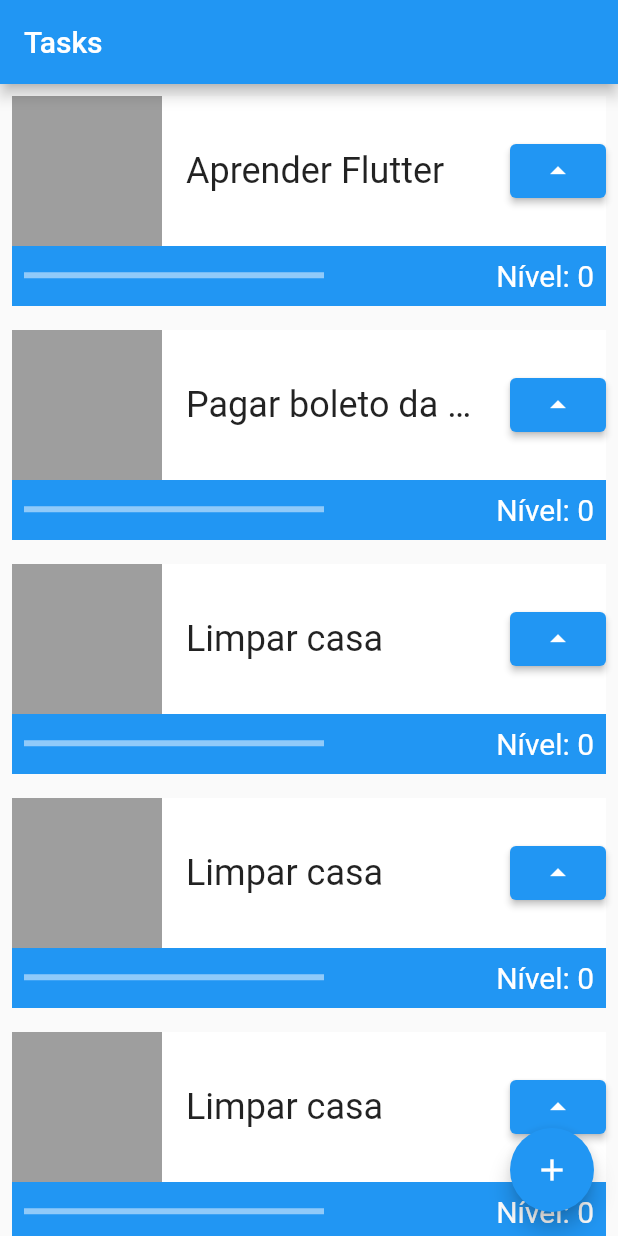
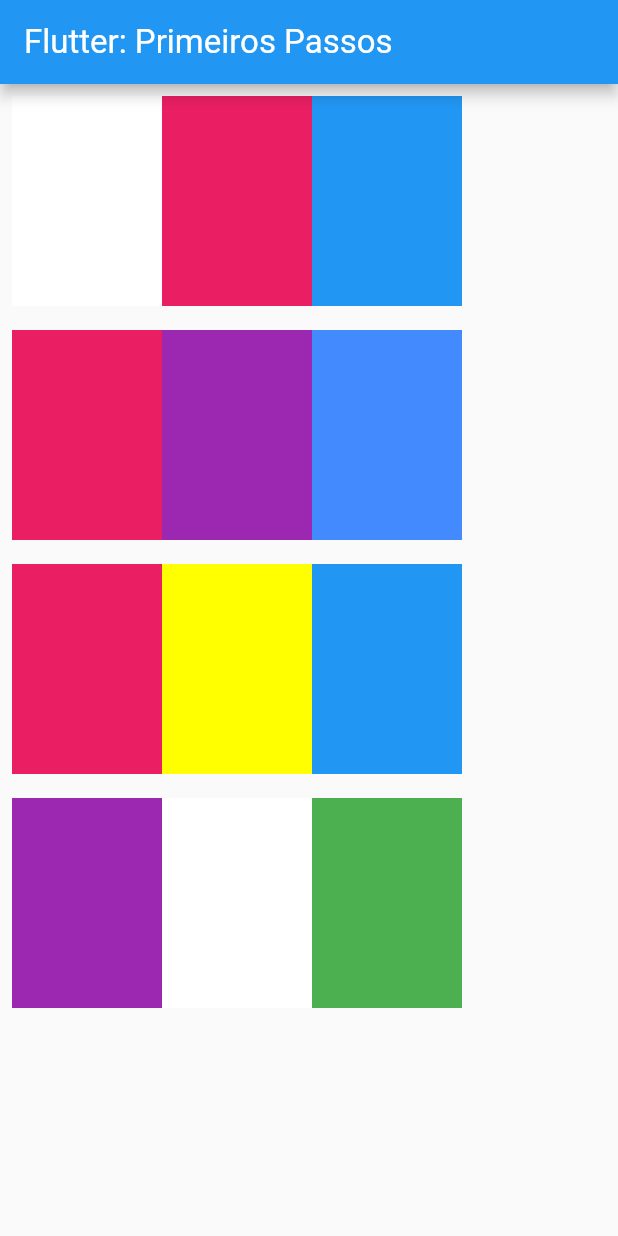
Before and after one commit to kaiodacosta/fist_project_flutter, a Flutter app: the screen it shows after launch, on a phone screen of 412 x 824 dp. Run offline on Flutter 3.47's test engine with Material 2 defaults, Android fonts, the phone set to English and light mode, and no system bars.

Commit message:
Implementation of the second challenge using learned concepts.

```diff
--- a/lib/main.dart
+++ b/lib/main.dart
@@ -1,7 +1,53 @@
 import 'package:flutter/material.dart';
 
 void main() {
-  runApp(MyApp());
+  runApp(MyAppSecondChalleng());
+}
+
+class MyAppSecondChalleng extends StatelessWidget {
+  const MyAppSecondChalleng({Key? key}) : super(key: key);
+
+  @override
+  Widget build(BuildContext context) {
+    return MaterialApp(
+      title: 'Flutter Demo',
+      theme: ThemeData(
+        primarySwatch: Colors.blue,
+      ),
+      home: Scaffold(
+        appBar: AppBar(
+          title: const Text('Flutter: Primeiros Passos'),
+          titleTextStyle: const TextStyle(
+            fontSize: 22,
+          ),
+        ),
+        body: Column(
+          children: const [
+            SecondChallenge(
+              first_color: Colors.white,
+              second_color: Colors.pink,
+              third_color: Colors.blue,
+            ),
+            SecondChallenge(
+              first_color: Colors.pink,
+              second_color: Colors.purple,
+              third_color: Colors.blueAccent,
+            ),
+            SecondChallenge(
+              first_color: Colors.pink,
+              second_color: Colors.yellowAccent,
+              third_color: Colors.blue,
+            ),
+            SecondChallenge(
+              first_color: Colors.purple,
+              second_color: Colors.white,
+              third_color: Colors.green,
+            ),
+          ],
+        ),
+      ),
+    );
+  }
 }
 
 class MyApp extends StatelessWidget {
@@ -121,3 +167,54 @@ class _TaskState extends State<Task> {
     );
   }
 }
+
+class SecondChallenge extends StatefulWidget {
+  final Color first_color;
+  final Color second_color;
+  final Color third_color;
+
+  const SecondChallenge(
+      {Key? key,
+      required this.first_color,
+      required this.second_color,
+      required this.third_color})
+      : super(key: key);
+
+  @override
+  State<SecondChallenge> createState() => _SecondChallengeState();
+}
+
+class _SecondChallengeState extends State<SecondChallenge> {
+  @override
+  Widget build(BuildContext context) {
+    const double height = 140;
+    const double width = 100;
+    return Padding(
+      padding: const EdgeInsets.all(8.0),
+      child: Container(
+        child: Row(
+          children: [
+            Container(
+              color: widget.first_color,
+              height: height,
+              width: width,
+            ),
+            Container(
+              color: widget.second_color,
+              height: height,
+              width: width,
+            ),
+            Container(
+              color: widget.third_color,
+              height: height,
+              width: width,
+            ),
+            SizedBox(
+              height: 100,
+            ),
+          ],
+        ),
+      ),
+    );
+  }
+}
```
